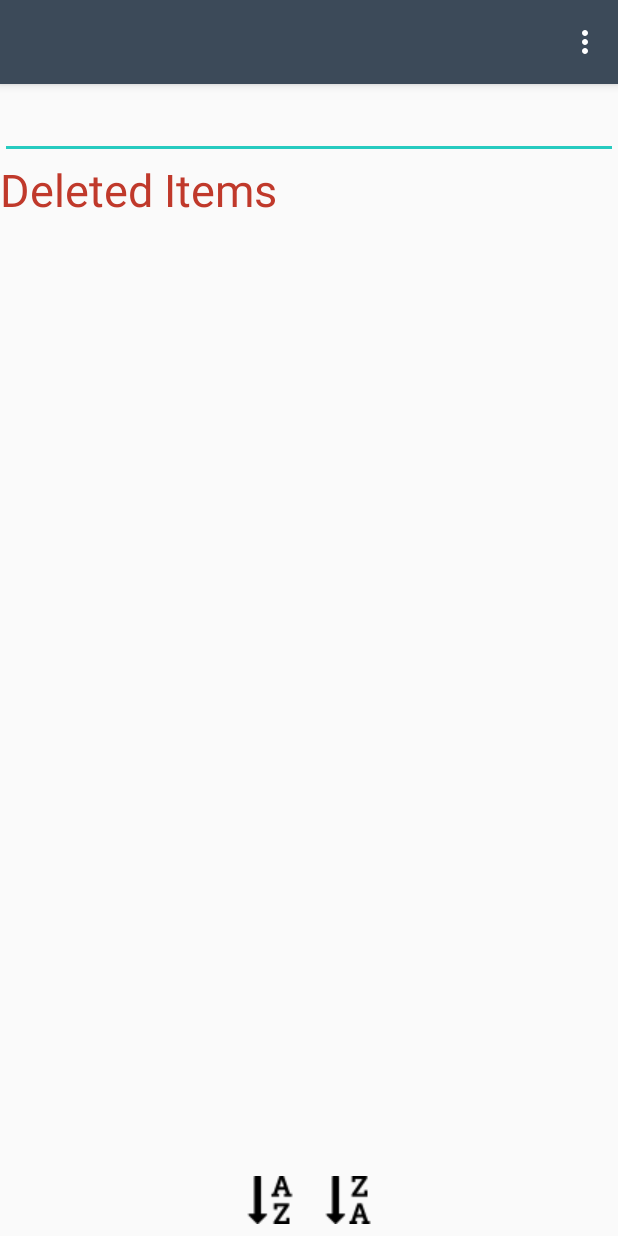
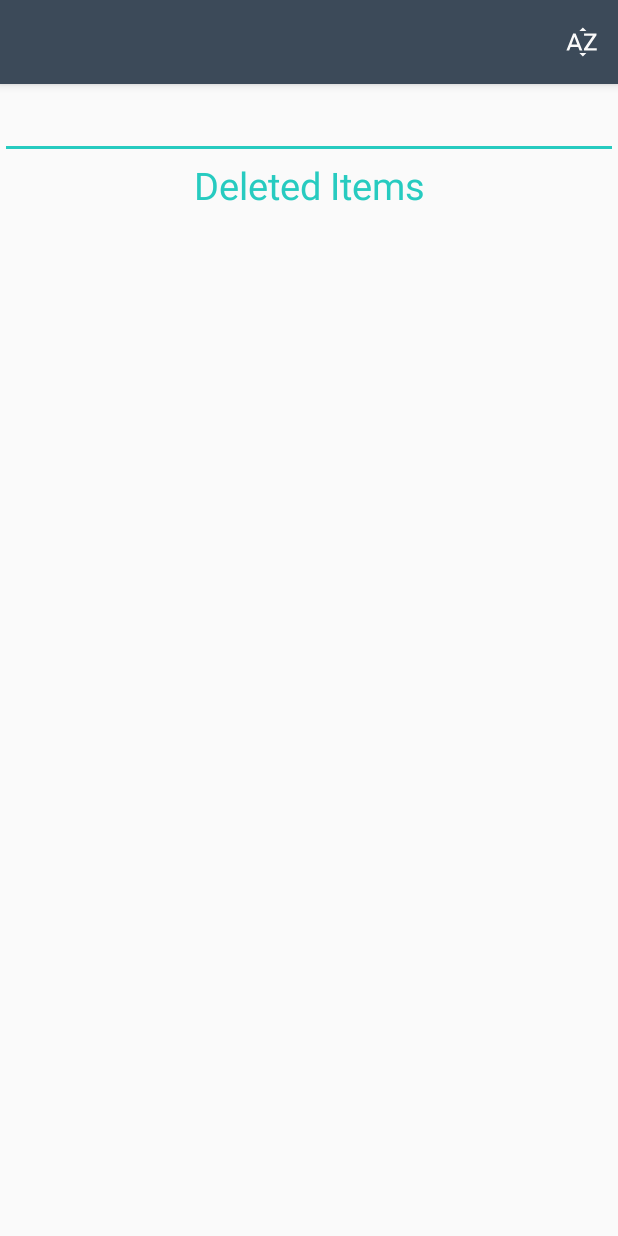
Before and after one commit to aleksandranowominska/Shopping-List, an Android app: the screen it shows after launch (MainActivity), on a phone screen of 412 x 824 dp. Run offline under Robolectric (Android 15) with nearby library versions, the phone set to English and light mode, and no system bars.

Commit message:
saving sorted list, icon shows in tool bar

```diff
--- a/app/src/main/AndroidManifest.xml
+++ b/app/src/main/AndroidManifest.xml
@@ -5,11 +5,11 @@
     <application
         android:allowBackup="true"
         android:icon="@mipmap/ic_launcher"
-        android:label=""
         android:roundIcon="@mipmap/ic_launcher_round"
         android:supportsRtl="true"
         android:theme="@style/AppTheme">
-        <activity android:name=".MainActivity">
+        <activity android:name=".MainActivity"
+            android:label="Shopping list">
             <intent-filter>
                 <action android:name="android.intent.action.MAIN" />
 
--- a/app/src/main/java/pl/ola/extrashoppinglist/DataManager.java
+++ b/app/src/main/java/pl/ola/extrashoppinglist/DataManager.java
@@ -105,7 +105,7 @@ public class DataManager {
         deletedItems.remove(itemToReveal);
     }
 
-    private void writeItemsToSharedPreferences(){
+    public void writeItemsToSharedPreferences(){
         String itemsToSave = gson.toJson(items);
         SharedPreferences.Editor editor = sharedPreferences.edit();
         editor.putString("itemsList", itemsToSave);
--- a/app/src/main/java/pl/ola/extrashoppinglist/MainActivity.java
+++ b/app/src/main/java/pl/ola/extrashoppinglist/MainActivity.java
@@ -1,6 +1,9 @@
 package pl.ola.extrashoppinglist;
 
 import android.content.Intent;
+import android.graphics.drawable.Drawable;
+import android.support.v4.graphics.drawable.DrawableCompat;
+import android.support.v7.app.ActionBar;
 import android.support.v7.app.AppCompatActivity;
 import android.os.Bundle;
 import android.view.KeyEvent;
@@ -30,8 +33,6 @@ public class MainActivity extends AppCompatActivity implements View.OnClickListe
     ListView deletedItemsListView;
     ShoppingListArrayAdapter shoppingListArrayAdapter;
     DoneListArrayAdapter doneListArrayAdapter;
-    ImageView sortUpButton;
-    ImageView sortDownButton;
     TextView deletedItemsTextView;
 
     @Override
@@ -45,16 +46,18 @@ public class MainActivity extends AppCompatActivity implements View.OnClickListe
     public boolean onOptionsItemSelected(MenuItem item) {
         switch (item.getItemId()) {
             case R.id.sort_list:
-                Toast.makeText(MainActivity.this, "Sort button clicked", Toast.LENGTH_SHORT).show();
                 return true;
             case R.id.sort_up:
                 sortUp();
+                dataManager.writeItemsToSharedPreferences();
                 return true;
             case R.id.sort_down:
                 sortDown();
+                dataManager.writeItemsToSharedPreferences();
                 return true;
             case R.id.sort_with_stars:
                 sortWithStars();
+                dataManager.writeItemsToSharedPreferences();
                 return true;
             default:
                 return super.onOptionsItemSelected(item);
@@ -64,6 +67,9 @@ public class MainActivity extends AppCompatActivity implements View.OnClickListe
     @Override
     protected void onCreate(Bundle savedInstanceState) {
         super.onCreate(savedInstanceState);
+
+//        setTint(getResources().getDrawable(R.drawable.ic_sort_by_alpha), getResources().getColor(R.color.lightGray));
+
         dataManager = DataManager.getInstance(this);
 
         setContentView(R.layout.activity_main);
@@ -75,13 +81,6 @@ public class MainActivity extends AppCompatActivity implements View.OnClickListe
         doneListArrayAdapter = new DoneListArrayAdapter(this, dataManager.getDeletedItems());
         deletedItemsListView.setAdapter(doneListArrayAdapter);
         deletedItemsListView.setVisibility(View.GONE);
-
-        sortUpButton = (ImageView) findViewById(R.id.sort_up);
-        sortDownButton = (ImageView) findViewById(R.id.sort_down);
-        sortUpButton.setClickable(true);
-        sortDownButton.setClickable(true);
-        sortUpButton.setOnClickListener(this);
-        sortDownButton.setOnClickListener(this);
 
         deletedItemsTextView = (TextView) findViewById(R.id.deleted_items_text_view);
         deletedItemsTextView.setClickable(true);
@@ -117,7 +116,7 @@ public class MainActivity extends AppCompatActivity implements View.OnClickListe
             }
         });
 
-
+        getSupportActionBar().setDisplayShowTitleEnabled(false);
     }
 
 
@@ -148,7 +147,6 @@ public class MainActivity extends AppCompatActivity implements View.OnClickListe
     }
 
     public void sortWithStars(){
-        Toast.makeText(this, "Sort by stars", Toast.LENGTH_SHORT).show();
         shoppingListArrayAdapter.sort(new StarredComparator<Item>());
     }
 
@@ -157,11 +155,11 @@ public class MainActivity extends AppCompatActivity implements View.OnClickListe
         switch (v.getId()) {
 
             case R.id.sort_up:
-                sortUp();
+
                 break;
 
             case R.id.sort_down:
-                sortDown();
+
                 break;
 
             case R.id.deleted_items_text_view:
@@ -177,4 +175,10 @@ public class MainActivity extends AppCompatActivity implements View.OnClickListe
                 break;
         }
     }
+
+//    public static Drawable setTint(Drawable d, int color) {
+//        Drawable wrappedDrawable = DrawableCompat.wrap(d);
+//        DrawableCompat.setTint(wrappedDrawable, color);
+//        return wrappedDrawable;
+//    }
 }
--- /dev/null
+++ b/app/src/main/res/drawable/ic_sort_by_alpha.xml
@@ -0,0 +1,9 @@
+<vector xmlns:android="http://schemas.android.com/apk/res/android"
+        android:width="24dp"
+        android:height="24dp"
+        android:viewportWidth="24.0"
+        android:viewportHeight="24.0">
+    <path
+        android:fillColor="#FAFAFA"
+        android:pathData="M14.94,4.66h-4.72l2.36,-2.36zM10.25,19.37h4.66l-2.33,2.33zM6.1,6.27L1.6,17.73h1.84l0.92,-2.45h5.11l0.92,2.45h1.84L7.74,6.27L6.1,6.27zM4.97,13.64l1.94,-5.18 1.94,5.18L4.97,13.64zM15.73,16.14h6.12v1.59h-8.53v-1.29l5.92,-8.56h-5.88v-1.6h8.3v1.26l-5.93,8.6z"/>
+</vector>
--- a/app/src/main/res/layout/activity_main.xml
+++ b/app/src/main/res/layout/activity_main.xml
@@ -25,39 +25,18 @@
         android:id="@+id/deleted_items_text_view"
         android:layout_below="@+id/shopping_list"
         android:text="Deleted Items"
-        android:textColor="#c0392b"
-        android:textSize="30dp"
+        android:textColor="@color/colorAccent"
+        android:textSize="25dp"
         android:clickable="true"
+        android:layout_centerHorizontal="true"
+        android:gravity="center"
         android:layout_width="match_parent"
         android:layout_height="wrap_content" />
 
     <ListView
         android:id="@+id/deleted_list"
         android:layout_below="@+id/deleted_items_text_view"
-        android:layout_above="@+id/sorting_buttons"
         android:layout_width="match_parent"
         android:layout_height="wrap_content" />
 
-    <RelativeLayout
-        android:id="@+id/sorting_buttons"
-        android:layout_width="wrap_content"
-        android:layout_height="40dp"
-        android:layout_centerInParent="true"
-        android:layout_alignParentBottom="true">
-        <ImageView
-            android:id="@+id/sort_up"
-            android:layout_marginRight="20dp"
-            android:layout_width="wrap_content"
-            android:layout_height="wrap_content"
-            android:src="@drawable/sort_up"
-            android:clickable="true"/>
-        <ImageView
-            android:id="@+id/sort_down"
-            android:layout_toRightOf="@+id/sort_up"
-            android:layout_width="wrap_content"
-            android:layout_height="wrap_content"
-            android:src="@drawable/sort_down"
-            android:clickable="true"/>
-    </RelativeLayout>
-
 </RelativeLayout>
--- a/app/src/main/res/menu/shopping_list_menu.xml
+++ b/app/src/main/res/menu/shopping_list_menu.xml
@@ -1,9 +1,11 @@
 <?xml version="1.0" encoding="utf-8"?>
 <menu xmlns:android="http://schemas.android.com/apk/res/android"
+    xmlns:app="http://schemas.android.com/apk/res-auto"
     android:layout_height="wrap_content"
     android:layout_width="match_parent">
     <item android:id="@+id/sort_list"
-        android:icon="@drawable/sort_options"
+        app:showAsAction="always"
+        android:icon="@drawable/ic_sort_by_alpha"
         android:title="Sort list">
         <menu>
             <item android:id="@+id/sort_up"
--- a/app/src/main/res/values/colors.xml
+++ b/app/src/main/res/values/colors.xml
@@ -3,4 +3,5 @@
     <color name="colorPrimary">#3C4A59</color>
     <color name="colorPrimaryDark">#2C3A49</color>
     <color name="colorAccent">#27CBC0</color>
+    <color name="lightGray">#FAFAFA</color>
 </resources>
```
